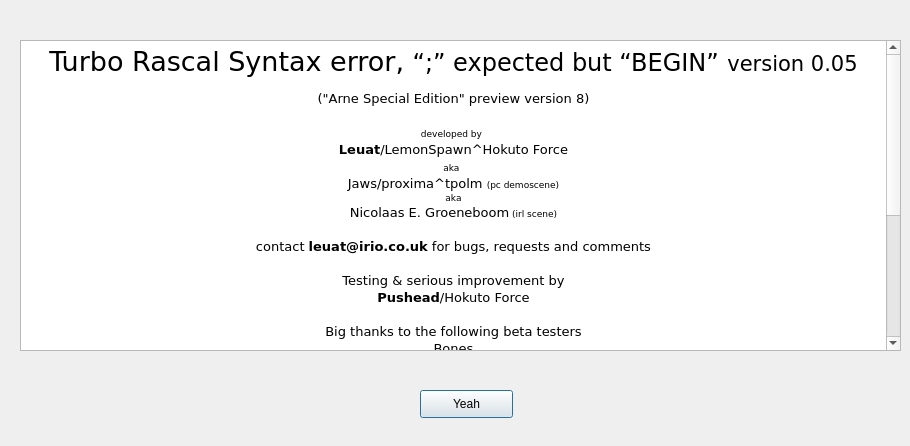
This is source/dialogabout.ui in leuat/TRSE as Qt 5 draws it before an edit. The edited form follows.
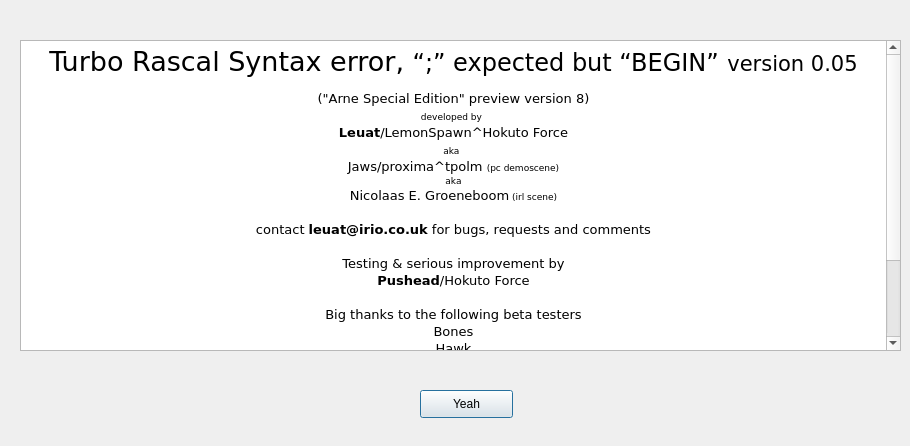
This is the edited form. Icons and pictures are not drawn.

Commit message: Prepare for release

The edit to the form file:
```diff
--- a/source/dialogabout.ui
+++ b/source/dialogabout.ui
@@ -48,7 +48,7 @@
 &lt;/style&gt;&lt;/head&gt;&lt;body style=&quot; font-family:'Verdana'; font-size:10pt; font-weight:400; font-style:normal;&quot;&gt;
 &lt;p align=&quot;center&quot; style=&quot; margin-top:18px; margin-bottom:12px; margin-left:0px; margin-right:0px; -qt-block-indent:0; text-indent:0px;&quot;&gt;&lt;span style=&quot; font-size:xx-large;&quot;&gt;Turbo Rascal Syntax error, &lt;/span&gt;&lt;span style=&quot; font-size:18pt;&quot;&gt;“;” expected but “BEGIN”&lt;/span&gt;&lt;span style=&quot; font-size:20pt;&quot;&gt; &lt;/span&gt;&lt;span style=&quot; font-size:16pt;&quot;&gt;version 0.05&lt;/span&gt;&lt;/p&gt;
 &lt;p align=&quot;center&quot; style=&quot; margin-top:0px; margin-bottom:0px; margin-left:0px; margin-right:0px; -qt-block-indent:0; text-indent:0px;&quot;&gt;(&amp;quot;Arne Special Edition&amp;quot; preview version 8)&lt;/p&gt;
-&lt;p align=&quot;center&quot; style=&quot;-qt-paragraph-type:empty; margin-top:0px; margin-bottom:0px; margin-left:0px; margin-right:0px; -qt-block-indent:0; text-indent:0px;&quot;&gt;&lt;br /&gt;&lt;/p&gt;
+&lt;p align=&quot;center&quot; style=&quot; margin-top:0px; margin-bottom:0px; margin-left:0px; margin-right:0px; -qt-block-indent:0; text-indent:0px;&quot;&gt;&lt;img src=&quot;:/resources/images/creatures.png&quot; width=&quot;160&quot; /&gt;&lt;/p&gt;
 &lt;p align=&quot;center&quot; style=&quot; margin-top:0px; margin-bottom:0px; margin-left:0px; margin-right:0px; -qt-block-indent:0; text-indent:0px;&quot;&gt;&lt;span style=&quot; font-size:7pt;&quot;&gt;developed by&lt;/span&gt; &lt;/p&gt;
 &lt;p align=&quot;center&quot; style=&quot; margin-top:0px; margin-bottom:0px; margin-left:0px; margin-right:0px; -qt-block-indent:0; text-indent:0px;&quot;&gt;&lt;span style=&quot; font-weight:600;&quot;&gt;Leuat&lt;/span&gt;/LemonSpawn^Hokuto Force&lt;/p&gt;
 &lt;p align=&quot;center&quot; style=&quot; margin-top:0px; margin-bottom:0px; margin-left:0px; margin-right:0px; -qt-block-indent:0; text-indent:0px;&quot;&gt;&lt;span style=&quot; font-size:7pt;&quot;&gt;aka&lt;/span&gt; &lt;/p&gt;
@@ -65,16 +65,10 @@
 &lt;p align=&quot;center&quot; style=&quot; margin-top:0px; margin-bottom:0px; margin-left:0px; margin-right:0px; -qt-block-indent:0; text-indent:0px;&quot;&gt;Bones&lt;/p&gt;
 &lt;p align=&quot;center&quot; style=&quot; margin-top:0px; margin-bottom:0px; margin-left:0px; margin-right:0px; -qt-block-indent:0; text-indent:0px;&quot;&gt;Hawk&lt;/p&gt;
 &lt;p align=&quot;center&quot; style=&quot; margin-top:0px; margin-bottom:0px; margin-left:0px; margin-right:0px; -qt-block-indent:0; text-indent:0px;&quot;&gt;Eric G&lt;/p&gt;
+&lt;p align=&quot;center&quot; style=&quot; margin-top:0px; margin-bottom:0px; margin-left:0px; margin-right:0px; -qt-block-indent:0; text-indent:0px;&quot;&gt;Attila&lt;/p&gt;
 &lt;p align=&quot;center&quot; style=&quot; margin-top:0px; margin-bottom:0px; margin-left:0px; margin-right:0px; -qt-block-indent:0; text-indent:0px;&quot;&gt;Arleka&lt;/p&gt;
 &lt;p align=&quot;center&quot; style=&quot;-qt-paragraph-type:empty; margin-top:0px; margin-bottom:0px; margin-left:0px; margin-right:0px; -qt-block-indent:0; text-indent:0px;&quot;&gt;&lt;br /&gt;&lt;/p&gt;
-&lt;p style=&quot; margin-top:0px; margin-bottom:0px; margin-left:0px; margin-right:0px; -qt-block-indent:0; text-indent:0px;&quot;&gt;&lt;span style=&quot; font-weight:600;&quot;&gt;Some technical stuff:&lt;/span&gt;&lt;/p&gt;
-&lt;p style=&quot;-qt-paragraph-type:empty; margin-top:0px; margin-bottom:0px; margin-left:0px; margin-right:0px; -qt-block-indent:0; text-indent:0px; font-weight:600;&quot;&gt;&lt;br /&gt;&lt;/p&gt;
-&lt;p style=&quot; margin-top:0px; margin-bottom:0px; margin-left:0px; margin-right:0px; -qt-block-indent:0; text-indent:0px;&quot;&gt;TRSE is developed in Qt C++&lt;/p&gt;
-&lt;p style=&quot;-qt-paragraph-type:empty; margin-top:0px; margin-bottom:0px; margin-left:0px; margin-right:0px; -qt-block-indent:0; text-indent:0px;&quot;&gt;&lt;br /&gt;&lt;/p&gt;
-&lt;p style=&quot; margin-top:0px; margin-bottom:0px; margin-left:0px; margin-right:0px; -qt-block-indent:0; text-indent:0px;&quot;&gt;Development started febuary 2018&lt;/p&gt;
-&lt;p style=&quot;-qt-paragraph-type:empty; margin-top:0px; margin-bottom:0px; margin-left:0px; margin-right:0px; -qt-block-indent:0; text-indent:0px;&quot;&gt;&lt;br /&gt;&lt;/p&gt;
-&lt;p style=&quot; margin-top:0px; margin-bottom:0px; margin-left:0px; margin-right:0px; -qt-block-indent:0; text-indent:0px;&quot;&gt;All compiler inner workings written&lt;/p&gt;
-&lt;p style=&quot; margin-top:0px; margin-bottom:0px; margin-left:0px; margin-right:0px; -qt-block-indent:0; text-indent:0px;&quot;&gt;from scratch (lexer, parser etc)&lt;/p&gt;
+&lt;p align=&quot;center&quot; style=&quot;-qt-paragraph-type:empty; margin-top:0px; margin-bottom:0px; margin-left:0px; margin-right:0px; -qt-block-indent:0; text-indent:0px;&quot;&gt;&lt;br /&gt;&lt;/p&gt;
 &lt;p style=&quot;-qt-paragraph-type:empty; margin-top:0px; margin-bottom:0px; margin-left:0px; margin-right:0px; -qt-block-indent:0; text-indent:0px;&quot;&gt;&lt;br /&gt;&lt;/p&gt;&lt;/body&gt;&lt;/html&gt;</string>
    </property>
   </widget>
```
